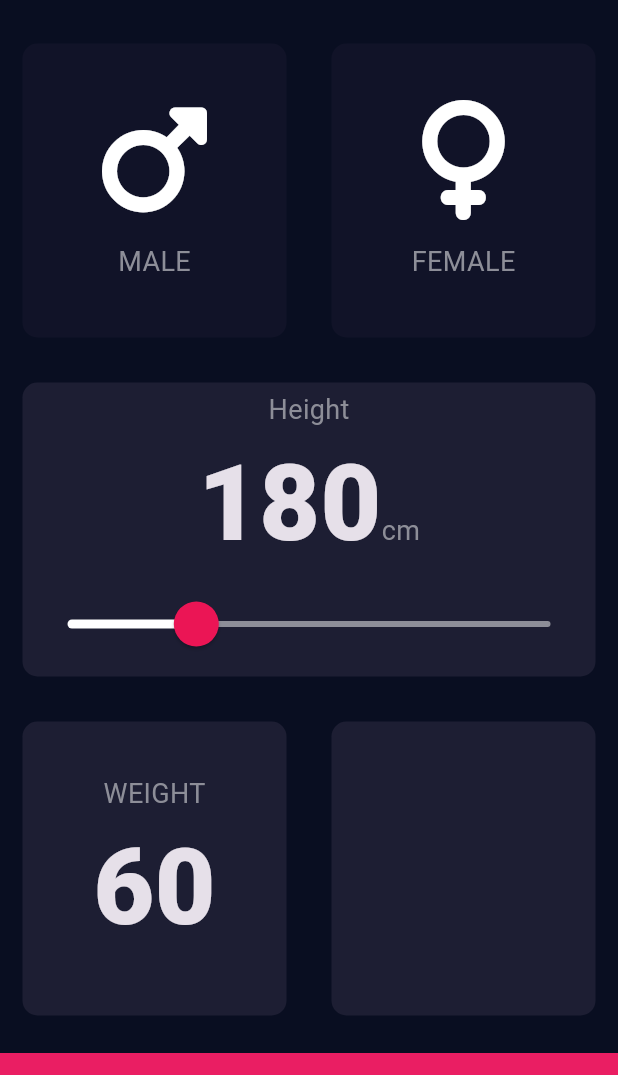
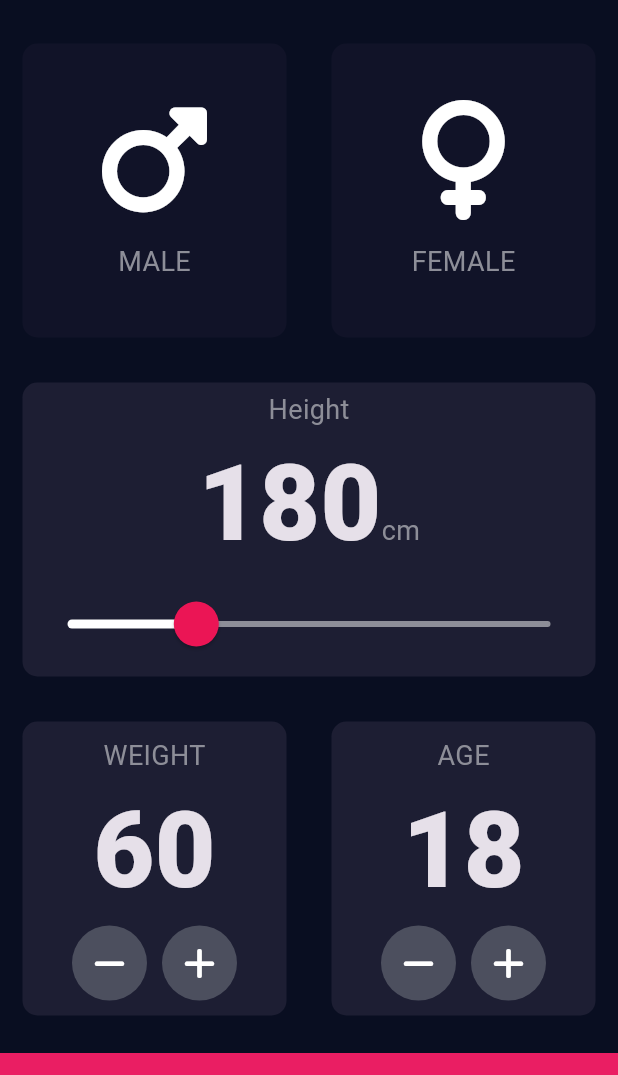
Before and after one commit to Oyebliss/BMI-Calculator-demo, a Flutter app: the screen it shows after launch, on a phone screen of 412 x 824 dp, the part 63-1138 px from its top. Run offline on Flutter 3.47's test engine with Material 3 defaults, Android fonts, the phone set to English and light mode, and no system bars; our stand-ins replace font_awesome_flutter.

```diff
--- a/lib/pages/input_page.dart
+++ b/lib/pages/input_page.dart
@@ -4,6 +4,7 @@ import 'package:font_awesome_flutter/font_awesome_flutter.dart';
 
 import '../utils/constants.dart';
 import '../utils/reused_column.dart';
+import '../utils/rounded_icon_button.dart';
 
 // creating gender Enums
 enum GenderType {
@@ -21,6 +22,7 @@ class InputPage extends StatefulWidget {
 class _InputPageState extends State<InputPage> {
   int height = 180;
   int weight = 60;
+  int age = 18;
   GenderType? selectedGender;
 
   @override
@@ -37,9 +39,11 @@ class _InputPageState extends State<InputPage> {
       body: Column(
         crossAxisAlignment: CrossAxisAlignment.stretch,
         children: [
+          // First Column
           Expanded(
             child: Row(
               children: [
+                // Male Card
                 Expanded(
                   child: ReusedCard(
                     onPress: () {
@@ -56,6 +60,8 @@ class _InputPageState extends State<InputPage> {
                         : kInactiveColor,
                   ),
                 ),
+
+                // Female Card
                 Expanded(
                   child: ReusedCard(
                     onPress: () {
@@ -75,6 +81,8 @@ class _InputPageState extends State<InputPage> {
               ],
             ),
           ),
+
+          // Second Column
           Expanded(
             child: ReusedCard(
               colour: kActiveColor,
@@ -128,9 +136,12 @@ class _InputPageState extends State<InputPage> {
               ),
             ),
           ),
+
+          // Third Column
           Expanded(
             child: Row(
               children: [
+                // Weight Card
                 Expanded(
                   child: ReusedCard(
                     cardChild: Column(
@@ -144,14 +155,76 @@ class _InputPageState extends State<InputPage> {
                           weight.toString(),
                           style: kLargeLabel,
                         ),
+                        Row(
+                          mainAxisAlignment: MainAxisAlignment.center,
+                          children: [
+                            RoundedIconButton(
+                              icon: FontAwesomeIcons.minus,
+                              onPress: () {
+                                setState(() {
+                                  weight--;
+                                });
+                              },
+                            ),
+                            const SizedBox(
+                              width: 10,
+                            ),
+                            RoundedIconButton(
+                              icon: FontAwesomeIcons.plus,
+                              onPress: () {
+                                setState(() {
+                                  weight++;
+                                });
+                              },
+                            )
+                          ],
+                        )
                       ],
                     ),
                     colour: kActiveColor,
                   ),
                 ),
-                const Expanded(
+
+                // Age Card
+                Expanded(
                   child: ReusedCard(
-                    cardChild: Column(),
+                    cardChild: Column(
+                      mainAxisAlignment: MainAxisAlignment.center,
+                      children: [
+                        const Text(
+                          'AGE',
+                          style: kLabelTextStyle,
+                        ),
+                        Text(
+                          age.toString(),
+                          style: kLargeLabel,
+                        ),
+                        Row(
+                          mainAxisAlignment: MainAxisAlignment.center,
+                          children: [
+                            RoundedIconButton(
+                              icon: FontAwesomeIcons.minus,
+                              onPress: () {
+                                setState(() {
+                                  age--;
+                                });
+                              },
+                            ),
+                            const SizedBox(
+                              width: 10,
+                            ),
+                            RoundedIconButton(
+                              icon: FontAwesomeIcons.plus,
+                              onPress: () {
+                                setState(() {
+                                  age++;
+                                });
+                              },
+                            )
+                          ],
+                        )
+                      ],
+                    ),
                     colour: kActiveColor,
                   ),
                 ),
--- /dev/null
+++ b/lib/utils/rounded_icon_button.dart
@@ -0,0 +1,23 @@
+import 'package:flutter/material.dart';
+
+class RoundedIconButton extends StatelessWidget {
+  final IconData icon;
+  final void Function() onPress;
+  const RoundedIconButton(
+      {super.key, required this.icon, required this.onPress});
+
+  @override
+  Widget build(BuildContext context) {
+    return RawMaterialButton(
+      onPressed: onPress,
+      elevation: 0,
+      shape: const CircleBorder(),
+      fillColor: const Color(0xFF4C4F5E),
+      constraints: const BoxConstraints.tightFor(
+        width: 50,
+        height: 50,
+      ),
+      child: Icon(icon),
+    );
+  }
+}
```
